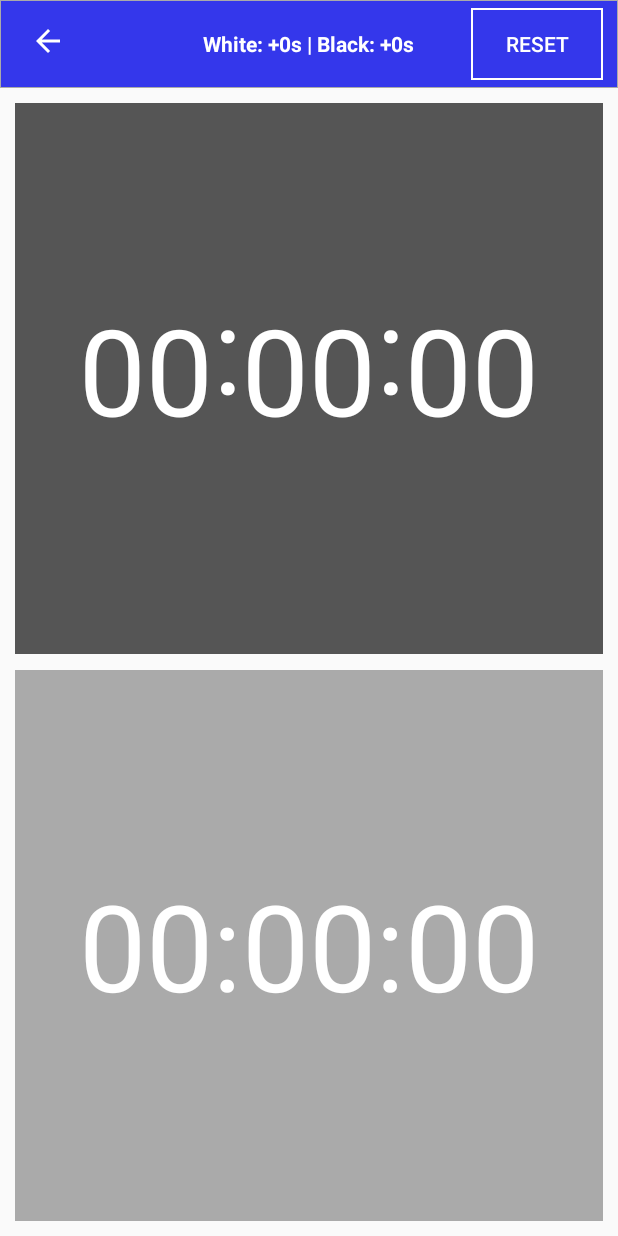
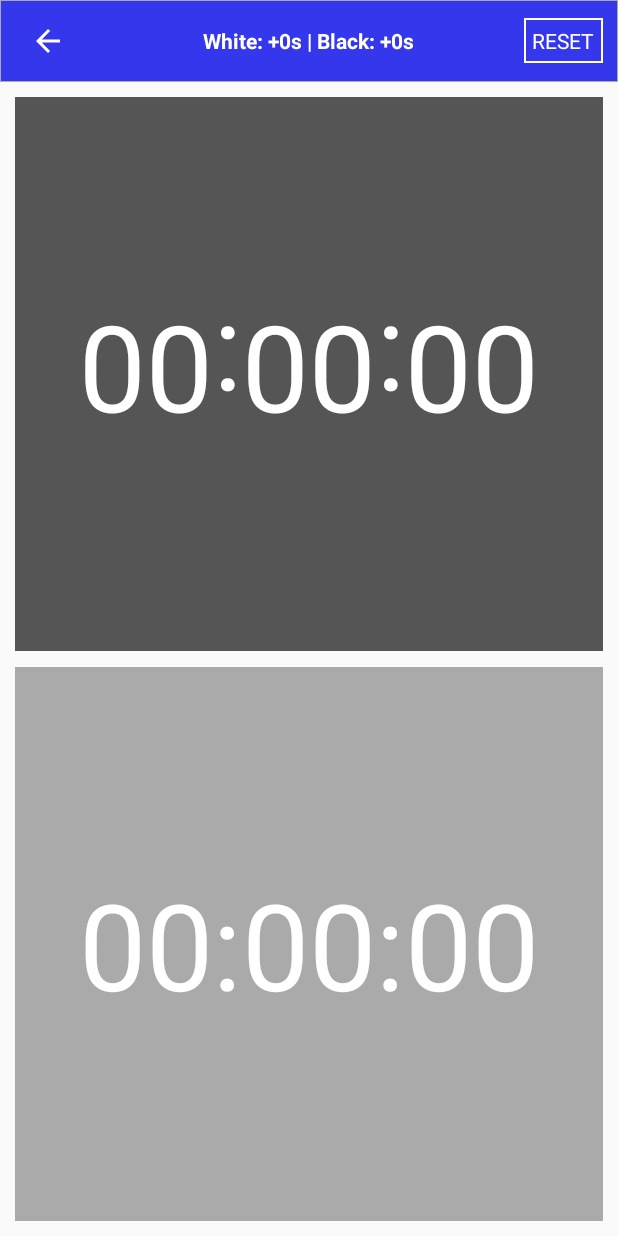
Before and after one commit to ZineddineBtc/ChessClock, an Android app: the ClockActivity screen opened directly, with no data from a screen before it, after a tap on "RESET", on a phone screen of 412 x 824 dp. Run offline under Robolectric (Android 15) with nearby library versions, the phone set to English and light mode, and no system bars.

Commit message:
Resetting the clocks debugged

```diff
--- a/app/src/main/java/com/example/chessclock/ClockActivity.java
+++ b/app/src/main/java/com/example/chessclock/ClockActivity.java
@@ -16,7 +16,6 @@ import java.util.Objects;
 public class ClockActivity extends AppCompatActivity {
 
     ImageView backIV;
-    Button resetButton;
     LinearLayout whiteLL, blackLL;
     TextView incrementTV, whiteTV, blackTV;
     CountDownTimer whiteTimer, blackTimer;
@@ -43,7 +42,6 @@ public class ClockActivity extends AppCompatActivity {
     }
     private void findViewsByIds(){
         backIV = findViewById(R.id.backIV);
-        resetButton = findViewById(R.id.resetButton);
         incrementTV = findViewById(R.id.incrementTV);
         whiteLL = findViewById(R.id.whiteLL);
         blackLL = findViewById(R.id.blackLL);
@@ -55,18 +53,6 @@ public class ClockActivity extends AppCompatActivity {
         int b = (int) (blackIncrement/1000);
         String increments = "White: +"+w+"s | Black: +"+b+"s";
         incrementTV.setText(increments);
-        resetButton.setOnClickListener(new View.OnClickListener() {
-            @Override
-            public void onClick(View v) {
-                onBackPressed();
-            }
-        });
-        resetButton.setOnClickListener(new View.OnClickListener() {
-            @Override
-            public void onClick(View v) {
-                reset();
-            }
-        });
         backIV.setOnClickListener(new View.OnClickListener() {
             @Override
             public void onClick(View v) {
@@ -86,7 +72,9 @@ public class ClockActivity extends AppCompatActivity {
             }
         });
         whiteTV.setText(String.valueOf(getTime((int) (whiteTimeLeft/1000))));
+        whiteLL.setBackgroundColor(getColor(R.color.light_grey));
         blackTV.setText(String.valueOf(getTime((int) (blackTimeLeft/1000))));
+        blackLL.setBackgroundColor(getColor(R.color.dark_grey));
     }
     private String getTime(int timeSeconds){
         String time;
@@ -130,7 +118,8 @@ public class ClockActivity extends AppCompatActivity {
         blackLL.setBackgroundColor(getColor(R.color.dark_grey));
         whiteLL.setBackgroundColor(getColor(R.color.light_grey));
     }
-    private void onClickWhiteTimer(){
+    private void onClickWhiteTimer() {
+        if(whiteTimeLeft==0 || blackTimeLeft==0) return;
         if(!timeStarted) return;
         if(whiteTimer!=null) {
             whiteTimer.cancel();
@@ -140,6 +129,7 @@ public class ClockActivity extends AppCompatActivity {
         blackCounter();
     }
     private void onClickBlackTimer() {
+        if(whiteTimeLeft==0 || blackTimeLeft==0) return;
         if (!timeStarted){
             whiteCounter();
             timeStarted = true;
@@ -152,9 +142,9 @@ public class ClockActivity extends AppCompatActivity {
             whiteCounter();
         }
     }
-    private void reset(){
-        whiteTimer.cancel();
-        blackTimer.cancel();
+    public void reset(View view){
+        if(whiteTimer!=null) whiteTimer.cancel();
+        if(blackTimer!=null) blackTimer.cancel();
         whiteTimeLeft = whiteTime;
         blackTimeLeft = blackTime;
         setUI();
--- a/app/src/main/res/layout/activity_clock.xml
+++ b/app/src/main/res/layout/activity_clock.xml
@@ -32,12 +32,14 @@
             android:textSize="14sp"
             android:textStyle="bold"
             android:textColor="#ffffff"/>
-        <Button
-            android:id="@+id/resetButton"
+        <TextView
             android:layout_width="wrap_content"
             android:layout_height="wrap_content"
             android:layout_alignParentEnd="true"
-            android:text="@string/reset"
+            android:text="@string/reset_caps"
+            android:onClick="reset"
+            android:padding="5dp"
+            android:layout_centerVertical="true"
             android:background="@drawable/white_border"
             android:textColor="#ffffff" />
     </RelativeLayout>
--- a/app/src/main/res/values/strings.xml
+++ b/app/src/main/res/values/strings.xml
@@ -12,4 +12,5 @@
     <string name="same_as_white">Same as white</string>
     <string name="from">from</string>
     <string name="company_name">ZineddineBtc</string>
+    <string name="reset_caps">RESET</string>
 </resources>
```
